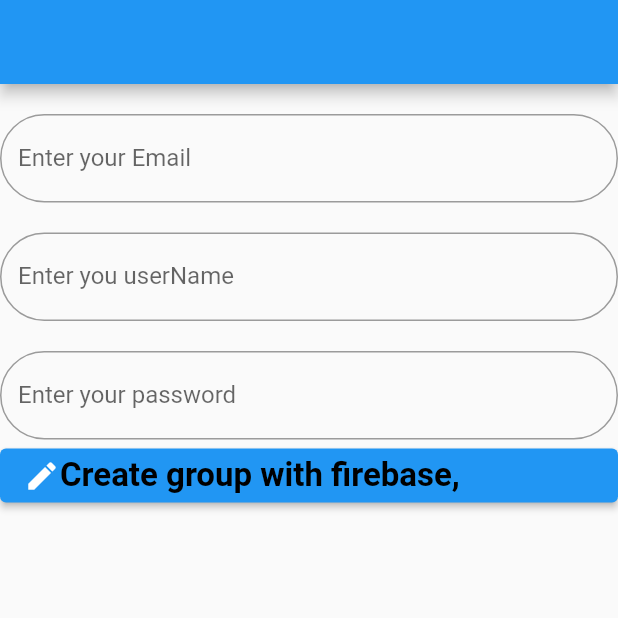
After one commit to HalilMertDeveli/TrySomething, a Flutter app: the screen it shows after launch, on a phone screen of 412 x 824 dp, the top half of it. The commit adds this screen. Run offline on Flutter 3.47's test engine with Material 2 defaults, Android fonts, the phone set to English and light mode, and no system bars; our stand-ins replace cloud_firestore, firebase_auth, firebase_core; accounts and stored records are empty.

Commit message:
i arranged the file status

```diff
--- /dev/null
+++ b/lib/pages/login_page.dart
@@ -0,0 +1,116 @@
+import 'package:flutter/material.dart';
+import 'package:try_something/pages/welcome_page.dart';
+import 'package:try_something/services/auth_service.dart';
+import 'package:try_something/widgets/widgets.dart';
+
+class LoginPage extends StatefulWidget {
+  const LoginPage({super.key});
+
+  @override
+  State<LoginPage> createState() => _LoginPageState();
+}
+
+class _LoginPageState extends State<LoginPage> {
+  String userName = "";
+  String userPassword = "";
+  String userEmail = "";
+  final FirebaseAuthService firebaseAuthService = FirebaseAuthService();
+  @override
+  Widget build(BuildContext context) {
+    return Scaffold(
+      appBar: AppBar(),
+      body: Column(
+        children: [
+          SizedBox(
+            height: 20,
+          ),
+          TextField(
+            decoration: InputDecoration(
+              border:
+                  OutlineInputBorder(borderRadius: BorderRadius.circular(49)),
+              focusedBorder:
+                  OutlineInputBorder(borderRadius: BorderRadius.circular(49)),
+              errorBorder: OutlineInputBorder(
+                borderRadius: BorderRadius.circular(49),
+              ),
+              label: Text(
+                "Enter your Email ",
+              ),
+            ),
+            onChanged: (value) {
+              setState(() {
+                userEmail = value;
+              });
+            },
+          ),
+          SizedBox(
+            height: 20,
+          ),
+          TextField(
+            decoration: InputDecoration(
+                border:
+                    OutlineInputBorder(borderRadius: BorderRadius.circular(49)),
+                focusedBorder:
+                    OutlineInputBorder(borderRadius: BorderRadius.circular(49)),
+                errorBorder: OutlineInputBorder(
+                  borderRadius: BorderRadius.circular(49),
+                ),
+                label: Text("Enter you userName")),
+            onChanged: (value) {
+              setState(() {
+                userName = value;
+              });
+            },
+          ),
+          SizedBox(
+            height: 20,
+          ),
+          TextField(
+            decoration: InputDecoration(
+                border:
+                    OutlineInputBorder(borderRadius: BorderRadius.circular(49)),
+                focusedBorder:
+                    OutlineInputBorder(borderRadius: BorderRadius.circular(49)),
+                errorBorder: OutlineInputBorder(
+                  borderRadius: BorderRadius.circular(49),
+                ),
+                label: Text("Enter your password")),
+            onChanged: (value) {
+              setState(() {
+                userPassword = value;
+              });
+            },
+          ),
+          ElevatedButton(
+            onPressed: () async {
+              if (userName != "" && userEmail != "" && userPassword != "") {
+                await firebaseAuthService
+                    .registerWithEmailAndPassword(
+                        userName, userEmail, userPassword)
+                    .then(
+                      (value) => goToGivedScreen(
+                        context,
+                        WelcomePage(userName: userName, userEmail: userEmail),
+                      ),
+                    );
+              }
+            },
+            child: Row(
+              children: [
+                Icon(Icons.create),
+                Text(
+                  "Create group with firebase,",
+                  style: TextStyle(
+                    fontSize: 22,
+                    fontWeight: FontWeight.bold,
+                    color: Colors.black,
+                  ),
+                ),
+              ],
+            ),
+          ),
+        ],
+      ),
+    );
+  }
+}
--- /dev/null
+++ b/lib/pages/welcome_page.dart
@@ -0,0 +1,34 @@
+import 'package:flutter/material.dart';
+
+class WelcomePage extends StatefulWidget {
+  final String userName;
+  final String userEmail;
+  WelcomePage({super.key, required this.userName, required this.userEmail});
+
+  @override
+  State<WelcomePage> createState() => _WelcomePageState();
+}
+
+class _WelcomePageState extends State<WelcomePage> {
+  @override
+  Widget build(BuildContext context) {
+    return Scaffold(
+        appBar: AppBar(
+          title: const Text("Welcome Page"),
+        ),
+        body: Column(
+          children: [
+            Text(
+              "Your User name is : " + widget.userName,
+              style: TextStyle(color: Colors.black, fontSize: 22),
+            ),
+            SizedBox(
+              height: 20,
+            ),
+            Text(
+              "Your email address is :" + widget.userEmail,
+            ),
+          ],
+        ));
+  }
+}
--- /dev/null
+++ b/lib/services/auth_service.dart
@@ -0,0 +1,21 @@
+import 'package:firebase_auth/firebase_auth.dart';
+import 'package:try_something/services/database_service.dart';
+
+class FirebaseAuthService {
+  final FirebaseAuth firebaseAuthInstance = FirebaseAuth.instance;
+
+  Future registerWithEmailAndPassword(
+      String userName, String userEmail, String userPassword) async {
+    try {
+      User user = (await firebaseAuthInstance.createUserWithEmailAndPassword(
+              email: userEmail, password: userPassword))
+          .user!;
+      if (user != null) {
+        await DatabaseService(user.uid)
+            .saveNewUserDataToFirebase(userName, userEmail);
+      }
+    } on FirebaseAuthException catch (e) {
+      return e.message;
+    }
+  }
+}
--- /dev/null
+++ b/lib/services/database_service.dart
@@ -0,0 +1,24 @@
+import 'package:cloud_firestore/cloud_firestore.dart';
+
+class DatabaseService {
+  final String? outoGeneratedUserId;
+  DatabaseService(this.outoGeneratedUserId);
+
+  final CollectionReference userCollection =
+      FirebaseFirestore.instance.collection("users");
+  final CollectionReference groupsCollection =
+      FirebaseFirestore.instance.collection("groups");
+
+  Future saveNewUserDataToFirebase(
+      String userFullName, String userEmail) async {
+    return await userCollection.doc(outoGeneratedUserId).set({
+      "userId": outoGeneratedUserId,
+      "userName": userFullName,
+      "userEmail": userEmail,
+      "groups": [],
+      "profilePicUrl": "",
+    });
+  }
+
+  Future createGroup(String userName, String userId, String groupName) async {}
+}
```
Also changed, not shown: lib/main.dart (+2 -180 lines), lib/widgets/widgets.dart (added, +10 -0 lines), 1 other file.
